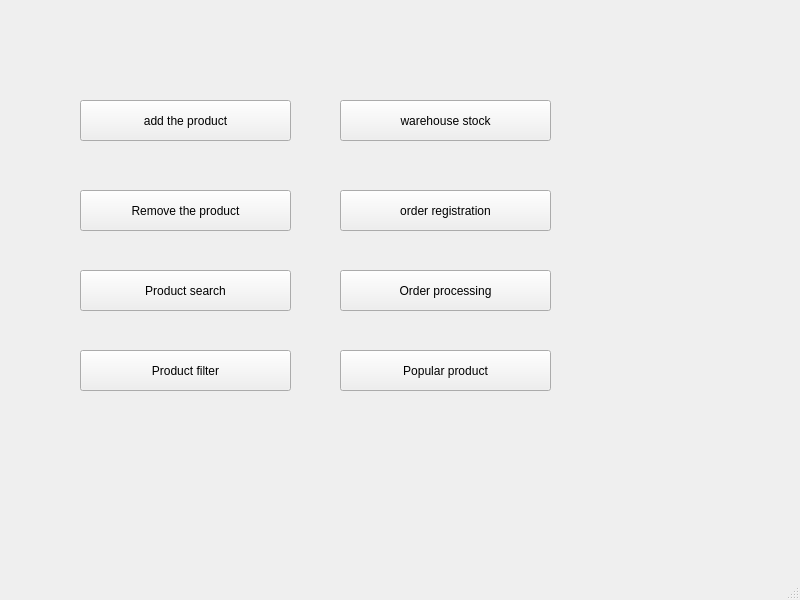
Above: online_store/mainwindow.ui from niki548/Online_store before the change. Below: the same form after it.
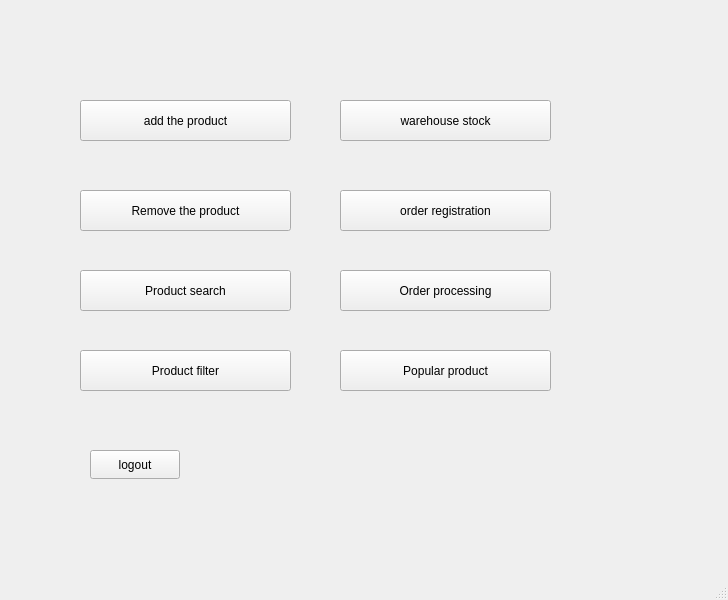
That is the form after the change.

Diff of the .ui file:
```diff
--- a/online_store/mainwindow.ui
+++ b/online_store/mainwindow.ui
@@ -6,7 +6,7 @@
    <rect>
     <x>0</x>
     <y>0</y>
-    <width>800</width>
+    <width>728</width>
     <height>600</height>
    </rect>
   </property>
@@ -118,6 +118,19 @@
      <string>Popular product</string>
     </property>
    </widget>
+   <widget class="QPushButton" name="pushButton_2">
+    <property name="geometry">
+     <rect>
+      <x>90</x>
+      <y>450</y>
+      <width>90</width>
+      <height>29</height>
+     </rect>
+    </property>
+    <property name="text">
+     <string>logout</string>
+    </property>
+   </widget>
   </widget>
   <widget class="QMenuBar" name="menubar">
    <property name="geometry">
```
Left out of the diff: 16 changed lines with no effect on the pictures.
